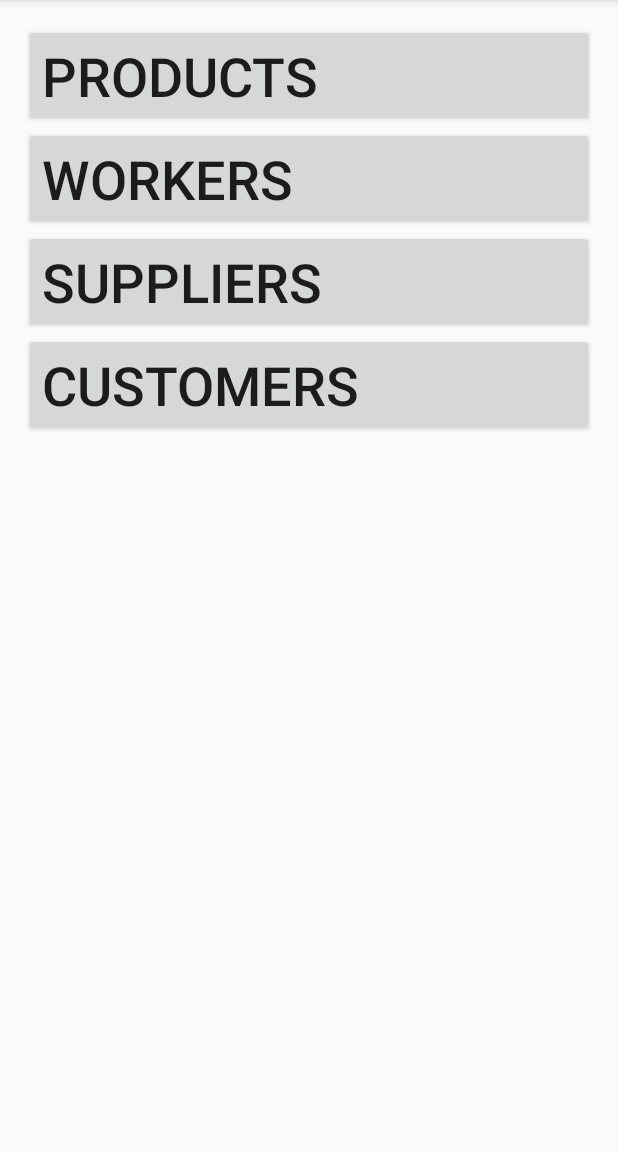
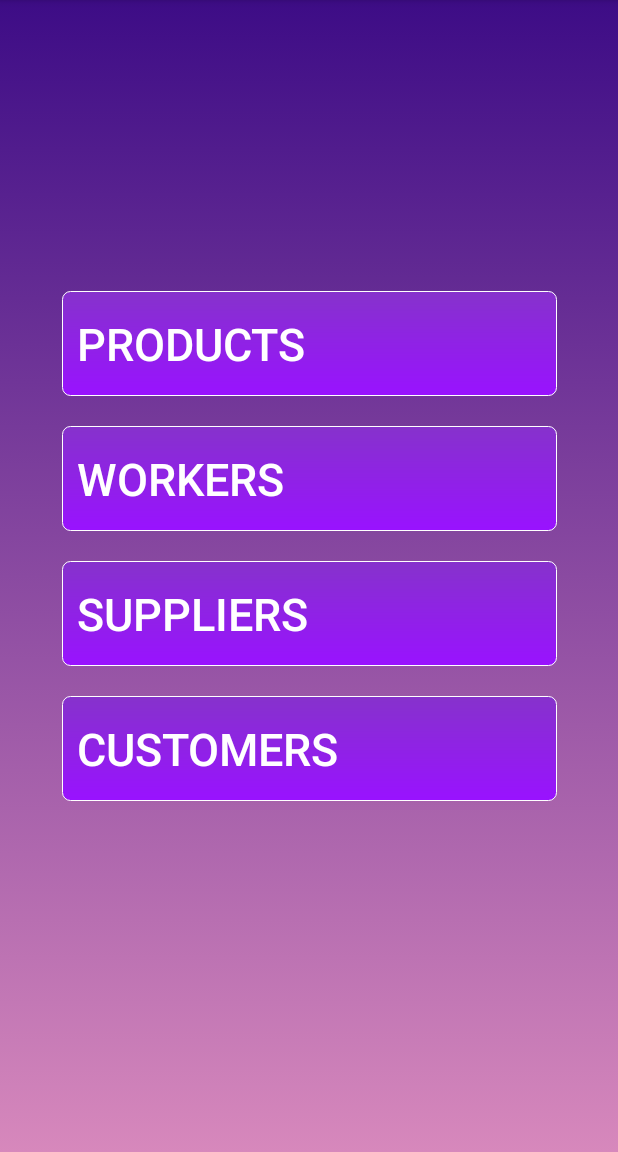
Before and after one commit to Eciric/ManagIt, an Android app: the fragment manageFragment placed in its activity, on a phone screen of 412 x 824 dp, the part 84-1236 px from its top. Run offline under Robolectric (Android 15) with nearby library versions, the light colour scheme and no system bars; 5 statements that could not run were skipped.

Commit message:
Fix a little manage layout

```diff
--- a/app/src/main/res/layout/fragment_manage.xml
+++ b/app/src/main/res/layout/fragment_manage.xml
@@ -1,62 +1,68 @@
 <?xml version="1.0" encoding="utf-8"?>
-<FrameLayout xmlns:android="http://schemas.android.com/apk/res/android"
-    xmlns:tools="http://schemas.android.com/tools"
+<androidx.constraintlayout.widget.ConstraintLayout
+    xmlns:android="http://schemas.android.com/apk/res/android"
+    xmlns:app="http://schemas.android.com/apk/res-auto"
     android:layout_width="match_parent"
     android:layout_height="match_parent"
-    tools:context=".manageFragment">
+    android:background="@drawable/gradient_background">
 
-    <!-- TODO: Update blank fragment layout -->
     <LinearLayout
-        android:layout_width="match_parent"
-        android:layout_height="match_parent"
+        android:layout_width="350sp"
+        android:layout_height="400sp"
         android:orientation="vertical"
-        android:padding="16dp">
+        app:layout_constraintBottom_toBottomOf="parent"
+        app:layout_constraintEnd_toEndOf="parent"
+        app:layout_constraintStart_toStartOf="parent"
+        app:layout_constraintTop_toTopOf="parent"
+        android:padding="10sp">
+
         <Button
             android:id="@+id/products"
             android:layout_width="match_parent"
-            android:layout_height="wrap_content"
+            android:layout_height="70sp"
             android:text="Products"
             android:textAlignment="textStart"
-            android:textSize="36sp" />
+            android:textSize="30sp"
+            android:background="@drawable/button_background"
+            android:textColor="@color/white"
+            android:layout_marginBottom="20sp"
+            android:paddingHorizontal="10sp"/>
 
         <Button
             android:id="@+id/workers"
             android:layout_width="match_parent"
-            android:layout_height="wrap_content"
+            android:layout_height="70sp"
             android:text="Workers"
             android:textAlignment="textStart"
-            android:textSize="36sp" />
+            android:textSize="30sp"
+            android:background="@drawable/button_background"
+            android:textColor="@color/white"
+            android:layout_marginBottom="20sp"
+            android:paddingHorizontal="10sp"/>
 
         <Button
             android:id="@+id/suppliers"
             android:layout_width="match_parent"
-            android:layout_height="wrap_content"
+            android:layout_height="70sp"
             android:text="Suppliers"
             android:textAlignment="textStart"
-            android:textSize="36sp" />
+            android:textSize="30sp"
+            android:background="@drawable/button_background"
+            android:textColor="@color/white"
+            android:layout_marginBottom="20sp"
+            android:paddingHorizontal="10sp"/>
 
         <Button
             android:id="@+id/customers"
             android:layout_width="match_parent"
-            android:layout_height="wrap_content"
+            android:layout_height="70sp"
             android:text="Customers"
             android:textAlignment="textStart"
-            android:textSize="36sp" />
-
+            android:textSize="30sp"
+            android:background="@drawable/button_background"
+            android:textColor="@color/white"
+            android:layout_marginBottom="20sp"
+            android:paddingHorizontal="10sp"/>
     </LinearLayout>
 
-<!--    <TextView-->
-<!--        android:id="@+id/toUpdate"-->
-<!--        android:layout_width="match_parent"-->
-<!--        android:layout_height="match_parent"-->
-<!--        android:text="giig"-->
-<!--        android:textAlignment="center"-->
-<!--        android:textSize="36sp" />-->
-
-<!--    <Button-->
-<!--        android:id="@+id/button"-->
-<!--        android:layout_width="wrap_content"-->
-<!--        android:layout_height="wrap_content"-->
-<!--        android:text="Button" />-->
-
-</FrameLayout>
+</androidx.constraintlayout.widget.ConstraintLayout>
--- a/app/src/main/res/layout/products_popup.xml
+++ b/app/src/main/res/layout/products_popup.xml
@@ -58,7 +58,9 @@
             android:layout_width="wrap_content"
             android:layout_height="wrap_content"
             android:text="Close"
-            android:layout_gravity="center" />
+            android:layout_gravity="center"
+            android:background="@drawable/button_background"
+            android:textColor="@color/white"/>
     </LinearLayout>
 
 </androidx.constraintlayout.widget.ConstraintLayout>
--- a/app/src/main/res/layout/suppliers_customers_popup.xml
+++ b/app/src/main/res/layout/suppliers_customers_popup.xml
@@ -67,7 +67,9 @@
             android:layout_width="wrap_content"
             android:layout_height="wrap_content"
             android:text="Close"
-            android:layout_gravity="center" />
+            android:layout_gravity="center"
+            android:background="@drawable/button_background"
+            android:textColor="@color/white"/>
     </LinearLayout>
 
 </androidx.constraintlayout.widget.ConstraintLayout>
--- a/app/src/main/res/layout/workers_popup.xml
+++ b/app/src/main/res/layout/workers_popup.xml
@@ -76,7 +76,9 @@
             android:layout_width="wrap_content"
             android:layout_height="wrap_content"
             android:text="Close"
-            android:layout_gravity="center" />
+            android:layout_gravity="center"
+            android:background="@drawable/button_background"
+            android:textColor="@color/white"/>
     </LinearLayout>
 
 </androidx.constraintlayout.widget.ConstraintLayout>
```
